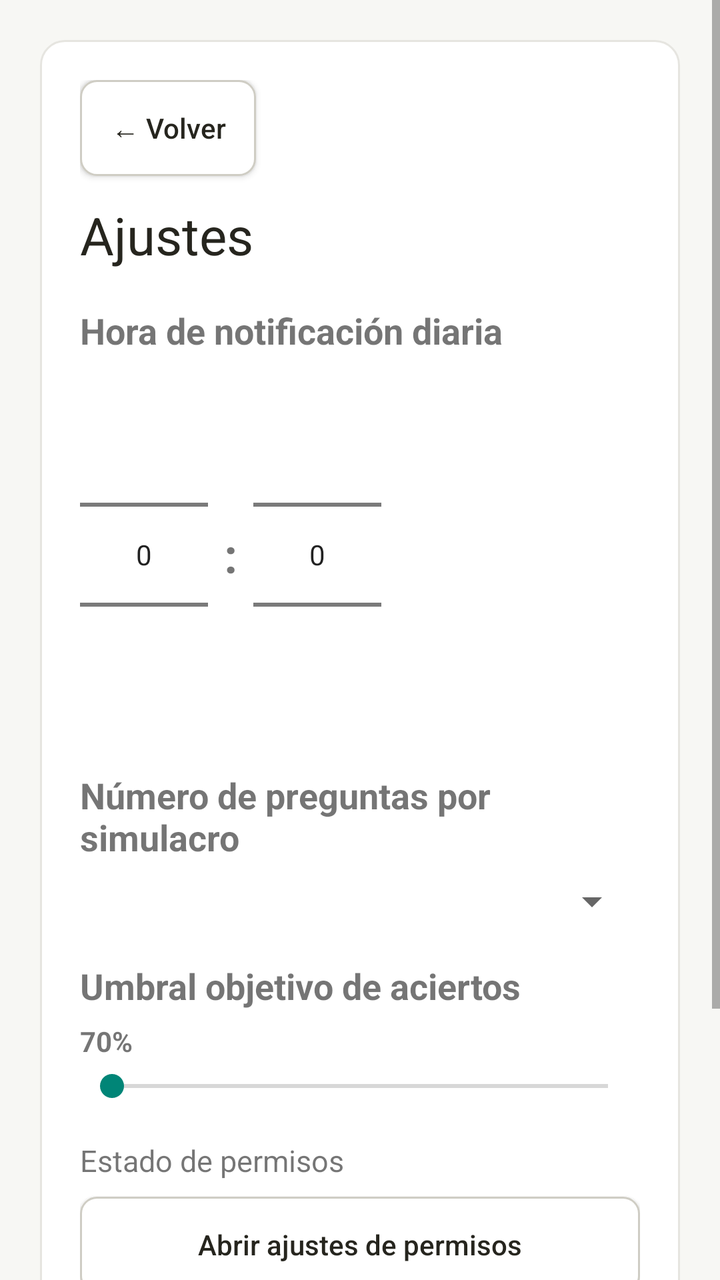
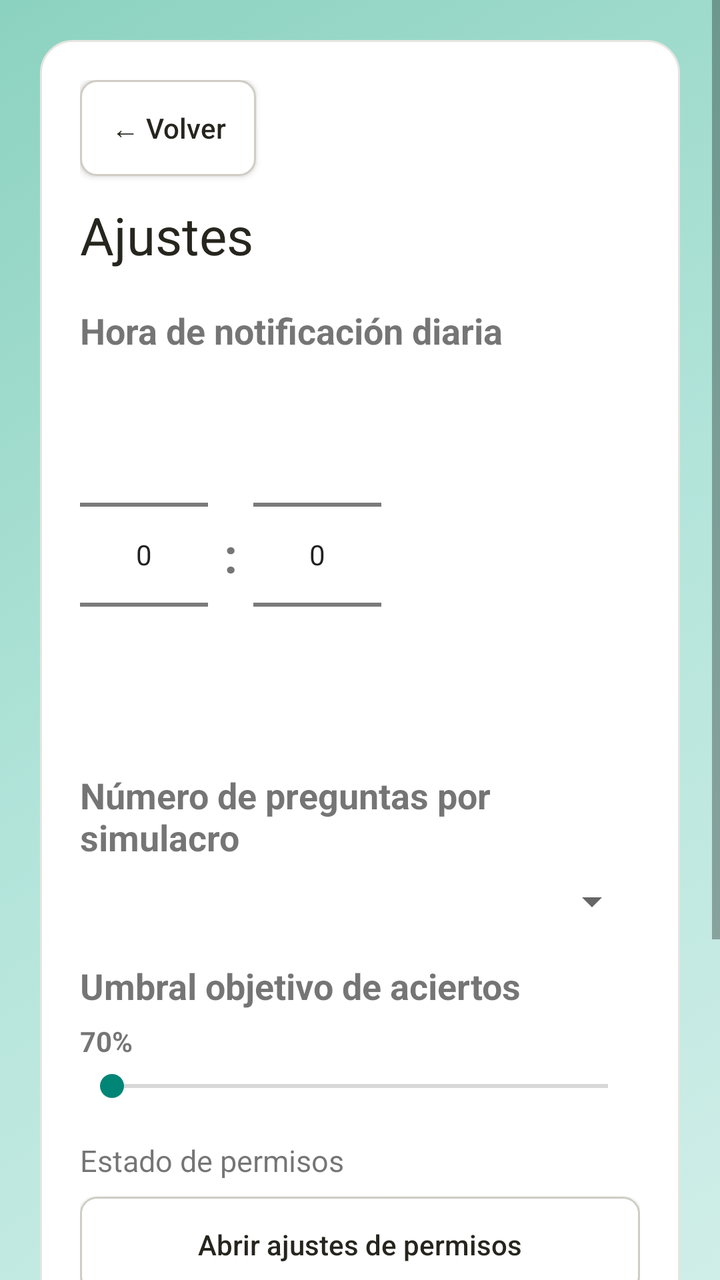

The first picture is an Android layout as it rendered before a commit; the second is the same layout after the commit. The layout source and the unified diff follow.
<!-- AndroidManifest.xml: application theme Theme.AppCompat.Light.NoActionBar -->
<!-- res/layout/activity_settings.xml -->
<?xml version="1.0" encoding="utf-8"?>
<ScrollView xmlns:android="http://schemas.android.com/apk/res/android"
    android:layout_width="match_parent"
    android:layout_height="match_parent"
    android:background="@drawable/bg_home"
    android:fillViewport="true">

    <LinearLayout
        android:layout_width="match_parent"
        android:layout_height="wrap_content"
        android:orientation="vertical"
        android:padding="20dp">

        <LinearLayout
            android:layout_width="match_parent"
            android:layout_height="wrap_content"
            android:background="@drawable/pastel_panel"
            android:orientation="vertical"
            android:padding="20dp">

            <Button
                android:id="@+id/cancelSettingsButton"
                android:layout_width="wrap_content"
                android:layout_height="wrap_content"
                android:layout_marginBottom="12dp"
                android:background="@drawable/button_soft_action"
                android:text="← Volver"
                android:textAllCaps="false"
                android:textColor="@color/ink" />

            <TextView
                android:layout_width="wrap_content"
                android:layout_height="wrap_content"
                android:text="Ajustes"
                android:textSize="26sp"
                android:textColor="@color/ink" />

            <TextView
                android:layout_width="wrap_content"
                android:layout_height="wrap_content"
                android:layout_marginTop="18dp"
                android:text="Hora de notificación diaria"
                android:textSize="18sp"
                android:textStyle="bold" />

            <LinearLayout
                android:layout_width="wrap_content"
                android:layout_height="wrap_content"
                android:layout_marginTop="10dp"
                android:orientation="horizontal">

                <NumberPicker
                    android:id="@+id/hourPicker"
                    android:layout_width="wrap_content"
                    android:layout_height="wrap_content" />

                <TextView
                    android:layout_width="wrap_content"
                    android:layout_height="wrap_content"
                    android:layout_gravity="center_vertical"
                    android:layout_marginHorizontal="8dp"
                    android:text=":"
                    android:textSize="24sp"
                    android:textStyle="bold" />

                <NumberPicker
                    android:id="@+id/minutePicker"
                    android:layout_width="wrap_content"
                    android:layout_height="wrap_content" />
            </LinearLayout>

            <TextView
                android:layout_width="wrap_content"
                android:layout_height="wrap_content"
                android:layout_marginTop="18dp"
                android:text="Número de preguntas por simulacro"
                android:textSize="18sp"
                android:textStyle="bold" />

            <Spinner
                android:id="@+id/questionCountSpinner"
                android:layout_width="match_parent"
                android:layout_height="wrap_content"
                android:layout_marginTop="8dp" />

            <TextView
                android:layout_width="wrap_content"
                android:layout_height="wrap_content"
                android:layout_marginTop="18dp"
                android:text="Umbral objetivo de aciertos"
                android:textSize="18sp"
                android:textStyle="bold" />

            <TextView
                android:id="@+id/thresholdValueText"
                android:layout_width="wrap_content"
                android:layout_height="wrap_content"
                android:layout_marginTop="6dp"
                android:text="70%"
                android:textStyle="bold" />

            <SeekBar
                android:id="@+id/thresholdSlider"
                android:layout_width="match_parent"
                android:layout_height="wrap_content"
                android:layout_marginTop="4dp"
                android:max="100" />

            <TextView
                android:id="@+id/permissionStatusText"
                android:layout_width="match_parent"
                android:layout_height="wrap_content"
                android:layout_marginTop="18dp"
                android:text="Estado de permisos"
                android:textSize="15sp" />

            <Button
                android:id="@+id/openPermissionSettingsButton"
                android:layout_width="match_parent"
                android:layout_height="wrap_content"
                android:layout_marginTop="8dp"
                android:background="@drawable/button_soft_action"
                android:text="Abrir ajustes de permisos"
                android:textAllCaps="false"
                android:textColor="@color/ink" />

            <Button
                android:id="@+id/testNotificationButton"
                android:layout_width="match_parent"
                android:layout_height="wrap_content"
                android:layout_marginTop="18dp"
                android:background="@drawable/button_soft_action"
                android:text="Probar notificación ahora"
                android:textAllCaps="false"
                android:textColor="@color/ink" />

            <Button
                android:id="@+id/saveSettingsButton"
                android:layout_width="match_parent"
                android:layout_height="wrap_content"
                android:layout_marginTop="12dp"
                android:background="@drawable/button_soft_action"
                android:text="Guardar"
                android:textAllCaps="false"
                android:textColor="@color/ink" />

        </LinearLayout>
    </LinearLayout>

</ScrollView>
<!-- resources referenced by this layout -->
<resources>
  <color name="ink">#26251e</color>
  <!-- drawable bg_home (drawable) -->
  <?xml version="1.0" encoding="utf-8"?>
  <shape xmlns:android="http://schemas.android.com/apk/res/android"
      android:shape="rectangle">
      <solid android:color="@color/canvas" />
  </shape>
  <!-- drawable button_soft_action (drawable) -->
  <?xml version="1.0" encoding="utf-8"?>
  <shape xmlns:android="http://schemas.android.com/apk/res/android"
      android:shape="rectangle">
      <solid android:color="@color/surface_card" />
      <corners android:radius="8dp" />
      <stroke
          android:width="1dp"
          android:color="@color/hairline_strong" />
  </shape>
  <!-- drawable pastel_panel (drawable) -->
  <?xml version="1.0" encoding="utf-8"?>
  <shape xmlns:android="http://schemas.android.com/apk/res/android"
      android:shape="rectangle">
      <solid android:color="@color/surface_card" />
      <corners android:radius="12dp" />
      <stroke
          android:width="1dp"
          android:color="@color/hairline" />
  </shape>
  <color name="canvas">#f7f7f4</color>
  <color name="surface_card">#ffffff</color>
  <color name="hairline_strong">#cfcdc4</color>
  <color name="hairline">#e6e5e0</color>
</resources>

<!-- the commit's change to res/layout/activity_settings.xml (unified diff, before → after) -->
@@ -2,7 +2,7 @@
 <ScrollView xmlns:android="http://schemas.android.com/apk/res/android"
     android:layout_width="match_parent"
     android:layout_height="match_parent"
-    android:background="@drawable/bg_home"
+    android:background="@drawable/bg_gradient_anim"
     android:fillViewport="true">
 
     <LinearLayout
@@ -135,6 +135,16 @@
                 android:textColor="@color/ink" />
 
             <Button
+                android:id="@+id/onboardingButton"
+                android:layout_width="match_parent"
+                android:layout_height="wrap_content"
+                android:layout_marginTop="12dp"
+                android:background="@drawable/button_soft_action"
+                android:text="Ver tutorial de bienvenida"
+                android:textAllCaps="false"
+                android:textColor="@color/ink" />
+
+            <Button
                 android:id="@+id/saveSettingsButton"
                 android:layout_width="match_parent"
                 android:layout_height="wrap_content"
<!-- resource entries referenced after the edit -->
@@ -1,33 +1,90 @@
 <!-- resources referenced by this layout -->
 <resources>
   <color name="ink">#26251e</color>
-  <!-- drawable bg_home (drawable) -->
-  <?xml version="1.0" encoding="utf-8"?>
-  <shape xmlns:android="http://schemas.android.com/apk/res/android"
-      android:shape="rectangle">
-      <solid android:color="@color/canvas" />
-  </shape>
+  <!-- drawable bg_gradient_anim (drawable) -->
+  ﻿<?xml version="1.0" encoding="utf-8"?>
+  <animation-list xmlns:android="http://schemas.android.com/apk/res/android"
+      android:oneshot="false">
+      <item android:duration="3000">
+          <shape android:shape="rectangle">
+              <gradient
+                  android:angle="135"
+                  android:startColor="#FFD0EEE8"
+                  android:centerColor="#FFB2E4DA"
+                  android:endColor="#FF8CD2C0"
+                  android:type="linear" />
+          </shape>
+      </item>
+      <item android:duration="3000">
+          <shape android:shape="rectangle">
+              <gradient
+                  android:angle="45"
+                  android:startColor="#FF8CD2C0"
+                  android:centerColor="#FFA8DDD2"
+                  android:endColor="#FFD0EEE8"
+                  android:type="linear" />
+          </shape>
+      </item>
+      <item android:duration="3000">
+          <shape android:shape="rectangle">
+              <gradient
+                  android:angle="90"
+                  android:startColor="#FFB2E4DA"
+                  android:centerColor="#FFD0EEE8"
+                  android:endColor="#FF8CD2C0"
+                  android:type="linear" />
+          </shape>
+      </item>
+      <item android:duration="3000">
+          <shape android:shape="rectangle">
+              <gradient
+                  android:angle="270"
+                  android:startColor="#FFEAF7F4"
+                  android:centerColor="#FF8CD2C0"
+                  android:endColor="#FFB2E4DA"
+                  android:type="linear" />
+          </shape>
+      </item>
+  </animation-list>
   <!-- drawable button_soft_action (drawable) -->
-  <?xml version="1.0" encoding="utf-8"?>
-  <shape xmlns:android="http://schemas.android.com/apk/res/android"
-      android:shape="rectangle">
-      <solid android:color="@color/surface_card" />
-      <corners android:radius="8dp" />
-      <stroke
-          android:width="1dp"
-          android:color="@color/hairline_strong" />
-  </shape>
+  ﻿<?xml version="1.0" encoding="utf-8"?>
+  <ripple xmlns:android="http://schemas.android.com/apk/res/android"
+      android:color="#FF70BFA9">
+      <item android:id="@android:id/mask">
+          <shape android:shape="rectangle">
+              <solid android:color="#FFFFFFFF" />
+              <corners android:radius="8dp" />
+          </shape>
+      </item>
+      <item>
+          <selector>
+              <item android:state_pressed="true">
+                  <shape android:shape="rectangle">
+                      <solid android:color="#FFB2E4DA" />
+                      <corners android:radius="8dp" />
+                      <stroke android:width="2dp" android:color="#FF70BFA9" />
+                  </shape>
+              </item>
+              <item>
+                  <shape android:shape="rectangle">
+                      <solid android:color="@color/surface_card" />
+                      <corners android:radius="8dp" />
+                      <stroke android:width="1dp" android:color="@color/hairline_strong" />
+                  </shape>
+              </item>
+          </selector>
+      </item>
+  </ripple>
   <!-- drawable pastel_panel (drawable) -->
   <?xml version="1.0" encoding="utf-8"?>
   <shape xmlns:android="http://schemas.android.com/apk/res/android"
       android:shape="rectangle">
-      <solid android:color="@color/surface_card" />
-      <corners android:radius="12dp" />
+      <solid android:color="@android:color/white" />
+      <corners android:radius="16dp" />
       <stroke
           android:width="1dp"
           android:color="@color/hairline" />
   </shape>
-  <color name="canvas">#f7f7f4</color>
   <color name="surface_card">#ffffff</color>
   <color name="hairline_strong">#cfcdc4</color>
   <color name="hairline">#e6e5e0</color>
